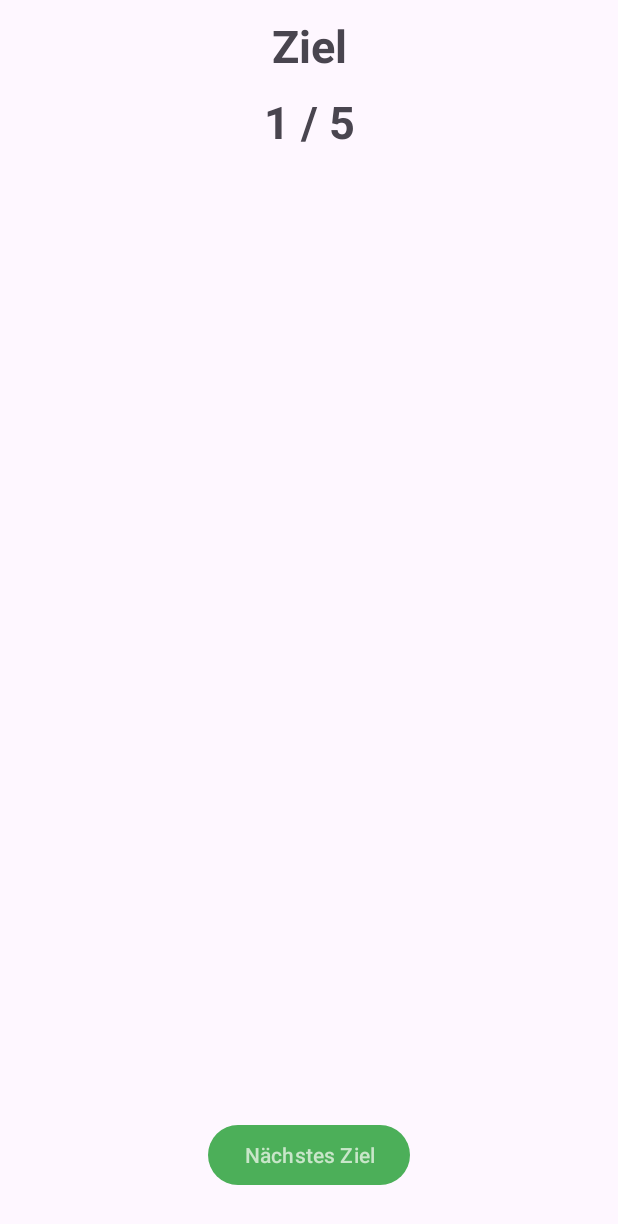
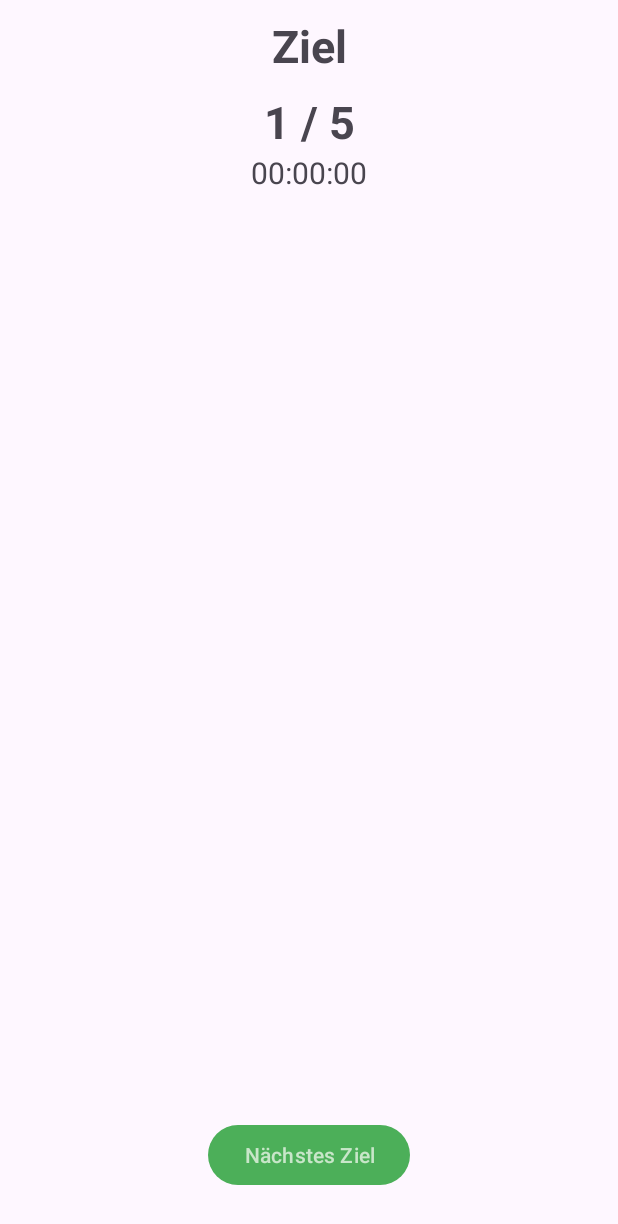
Before and after one commit to Phoeningurix/MBSNW_Projekt, an Android app: the SpielActivity screen opened directly, with no data from a screen before it, on a phone screen of 412 x 824 dp. Shown: the top 1224 px of the screen. Run offline under Robolectric (Android 15) with nearby library versions, the phone set to English and light mode, and no system bars; 9 statements that could not run were skipped.

Commit message:
Created Countdown

```diff
--- a/app/src/main/java/de/htw/mbsnw_projekt/ui/CreateSpielActivity.java
+++ b/app/src/main/java/de/htw/mbsnw_projekt/ui/CreateSpielActivity.java
@@ -57,7 +57,7 @@ public class CreateSpielActivity extends AppCompatActivity {
 
     private void onCreateSpielButtonClicked(View view) {
         // TODO: 02.06.2024 read setting from textfields
-        Spiel neuesSpiel = new Spiel(LocalDateTime.now(), null, 0, 3_600_000);
+        Spiel neuesSpiel = new Spiel(LocalDateTime.now(), null, 0, 7_200_000);
         viewModel.createSpiel(neuesSpiel, erstelltesSpiel -> {
             zieleErstellen(erstelltesSpiel, anzahlZiele);
 
--- a/app/src/main/java/de/htw/mbsnw_projekt/ui/SpielActivity.java
+++ b/app/src/main/java/de/htw/mbsnw_projekt/ui/SpielActivity.java
@@ -34,6 +34,8 @@ public class SpielActivity extends AppCompatActivity {
     TextView zielName;
     SpielViewModel viewModel;
 
+    TextView timer;
+
     Button nextZiel;
 
     @Override
@@ -69,6 +71,7 @@ public class SpielActivity extends AppCompatActivity {
         zielCounter = findViewById(R.id.ziel_counter);
         zielName = findViewById(R.id.ziel_name);
         nextZiel = findViewById(R.id.next_ziel);
+        timer = findViewById(R.id.timer);
 
         Toast.makeText(this, "Aktuelles Spiel: " + aktuellesSpiel, Toast.LENGTH_SHORT).show();
         Log.d(TAG, "onCreate: Aktuelles Spiel: " + aktuellesSpiel);
@@ -98,7 +101,8 @@ public class SpielActivity extends AppCompatActivity {
         nextZiel.setOnClickListener(this::onNextZielButtonClicked);
 
         // TODO: 02.06.2024 Set Countdown TextView
-        viewModel.setUpCountDown(millisLeft -> zielCounter.setText("Time Left: " + (millisLeft / 1000)));
+
+        viewModel.setUpCountDown(millisLeft -> timer.setText(viewModel.millisToString(millisLeft)));
 
     }
 
--- a/app/src/main/java/de/htw/mbsnw_projekt/view_models/SpielViewModel.java
+++ b/app/src/main/java/de/htw/mbsnw_projekt/view_models/SpielViewModel.java
@@ -1,12 +1,18 @@
 package de.htw.mbsnw_projekt.view_models;
 
+import android.os.CountDownTimer;
 import android.widget.TextView;
 
 import androidx.lifecycle.LiveData;
 import androidx.lifecycle.ViewModel;
 
+import java.sql.Timestamp;
 import java.time.LocalDateTime;
+import java.time.ZoneId;
+import java.time.ZonedDateTime;
+import java.time.temporal.ChronoUnit;
 import java.util.List;
+import java.util.Locale;
 import java.util.function.Consumer;
 
 import de.htw.mbsnw_projekt.app.App;
@@ -60,7 +66,40 @@ public class SpielViewModel extends ViewModel {
     }
 
     public void setUpCountDown(Consumer<Long> updateTextView) {
+
         // TODO: 02.06.2024 Countdown
         // https://stackoverflow.com/questions/10032003/how-to-make-a-countdown-timer-in-android
+
+        long spielDauer = aktuellesSpiel.getTimeLimit();
+
+        LocalDateTime now = LocalDateTime.now();
+        LocalDateTime start = aktuellesSpiel.getStartTimestamp();
+        long diff = ChronoUnit.MILLIS.between(start, now);
+        /*long millis = ZonedDateTime.of(localDateTime.minus(start), ZoneId.systemDefault()).toInstant().toEpochMilli();*/
+
+
+        new CountDownTimer(spielDauer - diff, 1000) {
+
+            public void onTick(long millisUntilFinished) {
+                updateTextView.accept(millisUntilFinished);
+            }
+
+            public void onFinish() {
+                updateTextView.accept(0L);
+            }
+
+        }.start();
     }
+
+    public String millisToString(long millis) {
+
+        long zeit = millis / 1000;
+
+        long sekunden = zeit % 60;
+        long minuten = Math.floorDiv(zeit, 60L) % 60;
+        long stunden = Math.floorDiv(zeit, 3600L);
+
+        return String.format(Locale.GERMAN, "%02d", stunden) + ":" + String.format(Locale.GERMAN, "%02d", minuten) + ":" + String.format(Locale.GERMAN, "%02d", sekunden);
+    }
+
 }
--- a/app/src/main/res/layout/activity_spiel.xml
+++ b/app/src/main/res/layout/activity_spiel.xml
@@ -42,5 +42,15 @@
         app:layout_constraintStart_toStartOf="parent"
         android:layout_margin="30dp"/>
 
+    <TextView
+        android:id="@+id/timer"
+        android:layout_width="wrap_content"
+        android:layout_height="wrap_content"
+        android:text="00:00:00"
+        android:textSize="20sp"
+        app:layout_constraintEnd_toEndOf="parent"
+        app:layout_constraintStart_toStartOf="parent"
+        app:layout_constraintTop_toBottomOf="@+id/ziel_counter" />
+
 
 </androidx.constraintlayout.widget.ConstraintLayout>
```
Also changed, not shown: app/src/main/java/de/htw/mbsnw_projekt/ui/navigation_drawer/HomeFragment.java (+18 -6 lines).
